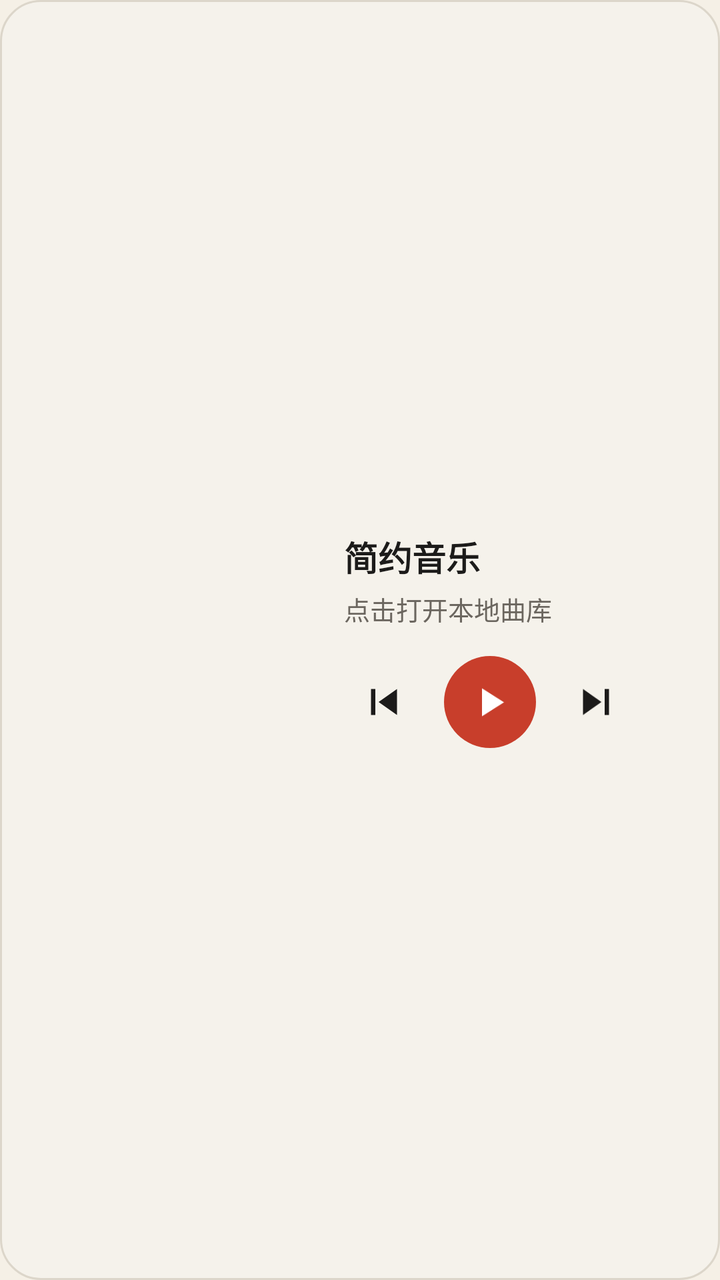
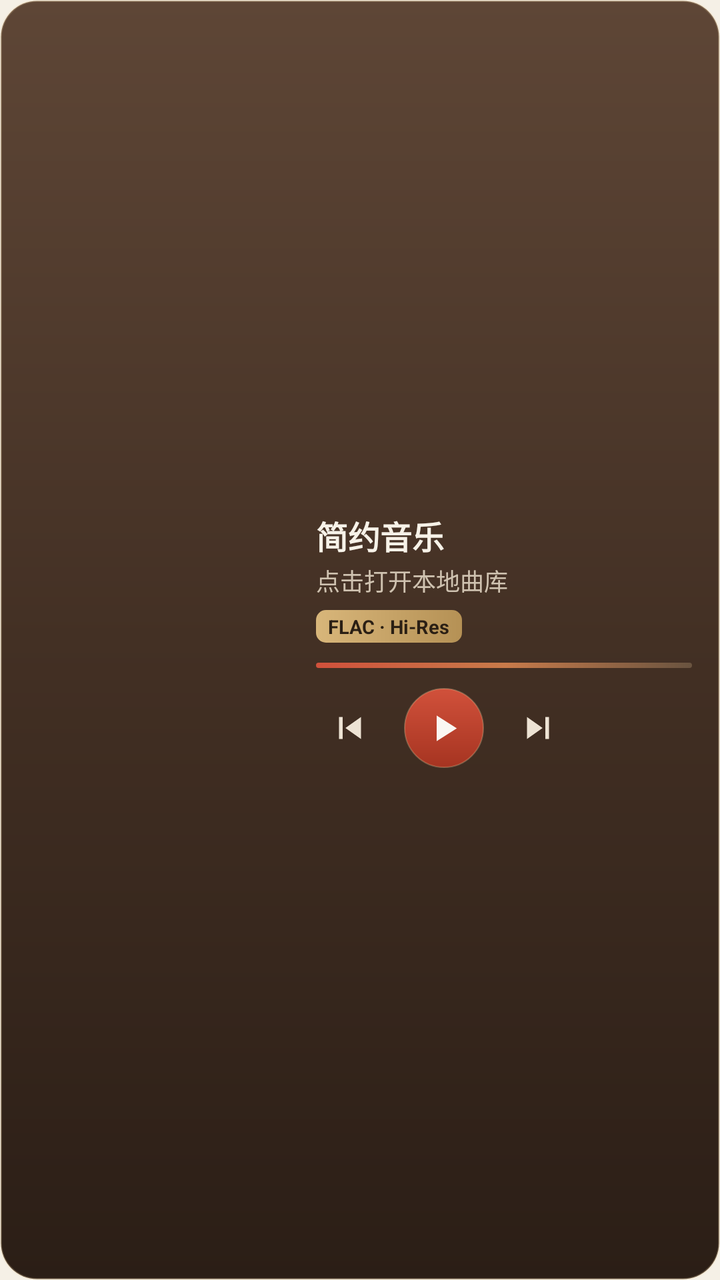

Two renders of the same Android screen: before a commit and after it. Below are the layout's source before the change and the commit's diff.
<!-- AndroidManifest.xml: application theme Theme.PureMusic -->
<!-- res/layout/widget_pure_music_4x2.xml -->
<?xml version="1.0" encoding="utf-8"?>
<LinearLayout xmlns:android="http://schemas.android.com/apk/res/android"
    android:id="@+id/widget_root"
    android:layout_width="match_parent"
    android:layout_height="match_parent"
    android:background="@drawable/widget_bg_archival"
    android:gravity="center_vertical"
    android:orientation="horizontal"
    android:paddingStart="12dp"
    android:paddingEnd="14dp"
    android:paddingTop="10dp"
    android:paddingBottom="10dp">

    <ImageView
        android:id="@+id/widget_art"
        android:layout_width="148dp"
        android:layout_height="108dp"
        android:contentDescription="专辑封套与完整黑胶唱片"
        android:scaleType="fitCenter"
        android:src="@mipmap/ic_launcher_round" />

    <LinearLayout
        android:layout_width="0dp"
        android:layout_height="match_parent"
        android:layout_marginStart="12dp"
        android:layout_weight="1"
        android:gravity="center_vertical"
        android:orientation="vertical">

        <TextView
            android:id="@+id/widget_title"
            android:layout_width="match_parent"
            android:layout_height="wrap_content"
            android:ellipsize="end"
            android:maxLines="1"
            android:text="简约音乐"
            android:textColor="@color/widget_text_primary"
            android:textSize="17sp"
            android:textStyle="bold" />

        <LinearLayout
            android:layout_width="match_parent"
            android:layout_height="wrap_content"
            android:layout_marginTop="4dp"
            android:gravity="center_vertical"
            android:orientation="horizontal">

            <TextView
                android:id="@+id/widget_artist"
                android:layout_width="wrap_content"
                android:layout_height="wrap_content"
                android:layout_weight="0"
                android:ellipsize="end"
                android:maxLines="1"
                android:maxWidth="128dp"
                android:text="点击打开本地曲库"
                android:textColor="@color/widget_text_secondary"
                android:textSize="13sp" />

            <TextView
                android:id="@+id/widget_badge"
                android:layout_width="wrap_content"
                android:layout_height="wrap_content"
                android:layout_marginStart="6dp"
                android:background="@drawable/widget_sq_badge"
                android:paddingStart="6dp"
                android:paddingEnd="6dp"
                android:paddingTop="1dp"
                android:paddingBottom="1dp"
                android:text="SQ"
                android:textColor="#0D9488"
                android:textSize="10sp"
                android:textStyle="bold"
                android:visibility="gone" />
        </LinearLayout>

        <LinearLayout
            android:layout_width="match_parent"
            android:layout_height="wrap_content"
            android:layout_marginTop="14dp"
            android:gravity="center_vertical|start"
            android:orientation="horizontal">

            <ImageButton
                android:id="@+id/widget_prev"
                android:layout_width="40dp"
                android:layout_height="40dp"
                android:background="?android:attr/selectableItemBackgroundBorderless"
                android:contentDescription="上一首"
                android:padding="7dp"
                android:scaleType="fitCenter"
                android:src="@drawable/ic_widget_prev"
                android:tint="@color/widget_icon_tint" />

            <ImageButton
                android:id="@+id/widget_play_pause"
                android:layout_width="46dp"
                android:layout_height="46dp"
                android:layout_marginStart="10dp"
                android:layout_marginEnd="10dp"
                android:background="@drawable/widget_btn_play_cinnabar"
                android:contentDescription="播放或暂停"
                android:padding="11dp"
                android:scaleType="fitCenter"
                android:src="@drawable/ic_widget_play"
                android:tint="#FFFFFF" />

            <ImageButton
                android:id="@+id/widget_next"
                android:layout_width="40dp"
                android:layout_height="40dp"
                android:background="?android:attr/selectableItemBackgroundBorderless"
                android:contentDescription="下一首"
                android:padding="7dp"
                android:scaleType="fitCenter"
                android:src="@drawable/ic_widget_next"
                android:tint="@color/widget_icon_tint" />
        </LinearLayout>
    </LinearLayout>
</LinearLayout>
<!-- resources referenced by this layout -->
<resources>
  <color name="widget_icon_tint">#1C1B1A</color>
  <color name="widget_text_primary">#1C1B1A</color>
  <color name="widget_text_secondary">#6B665F</color>
  <!-- drawable ic_widget_next (drawable) -->
  <?xml version="1.0" encoding="utf-8"?>
  <vector xmlns:android="http://schemas.android.com/apk/res/android"
      android:width="24dp"
      android:height="24dp"
      android:viewportWidth="24"
      android:viewportHeight="24">
      <path android:fillColor="#FFFFFFFF" android:pathData="M6,18l8.5,-6L6,6v12zM16,6v12h2L18,6h-2z" />
  </vector>
  <!-- drawable ic_widget_play (drawable) -->
  <?xml version="1.0" encoding="utf-8"?>
  <vector xmlns:android="http://schemas.android.com/apk/res/android"
      android:width="24dp"
      android:height="24dp"
      android:viewportWidth="24"
      android:viewportHeight="24">
      <path android:fillColor="#FFFFFFFF" android:pathData="M8,5.14v14l11,-7 -11,-7z" />
  </vector>
  <!-- drawable ic_widget_prev (drawable) -->
  <?xml version="1.0" encoding="utf-8"?>
  <vector xmlns:android="http://schemas.android.com/apk/res/android"
      android:width="24dp"
      android:height="24dp"
      android:viewportWidth="24"
      android:viewportHeight="24">
      <path android:fillColor="#FFFFFFFF" android:pathData="M6,6h2v12L6,18zM9.5,12l8.5,6L18,6z" />
  </vector>
  <!-- drawable widget_bg_archival (drawable) -->
  <?xml version="1.0" encoding="utf-8"?>
  <shape xmlns:android="http://schemas.android.com/apk/res/android"
      android:shape="rectangle">
      <solid android:color="#F5F2EB" />
      <stroke android:width="1dp" android:color="#DCD6CA" />
      <corners android:radius="20dp" />
  </shape>
  <!-- drawable widget_btn_play_cinnabar (drawable) -->
  <?xml version="1.0" encoding="utf-8"?>
  <shape xmlns:android="http://schemas.android.com/apk/res/android"
      android:shape="oval">
      <solid android:color="#C83E2B" />
  </shape>
  <!-- drawable widget_sq_badge (drawable) -->
  <?xml version="1.0" encoding="utf-8"?>
  <shape xmlns:android="http://schemas.android.com/apk/res/android"
      android:shape="rectangle">
      <solid android:color="#220D9488" />
      <corners android:radius="4dp" />
  </shape>
  <!-- mipmap ic_launcher_round (mipmap-anydpi-v26) -->
  <?xml version="1.0" encoding="utf-8"?>
  <adaptive-icon xmlns:android="http://schemas.android.com/apk/res/android">
      <background android:drawable="@color/ic_launcher_orange_bg" />
      <foreground android:drawable="@drawable/ic_launcher_fullbleed_fg" />
  </adaptive-icon>
  <style name="Theme.PureMusic" parent="android:Theme.Material.Light.NoActionBar">
          <item name="android:windowBackground">#F5F0E6</item>
          <item name="android:statusBarColor">@android:color/transparent</item>
          <item name="android:navigationBarColor">@android:color/transparent</item>
      </style>
  <color name="ic_launcher_orange_bg">#F5F0E6</color>
  <!-- drawable ic_launcher_fullbleed_fg: png bitmap (drawable-nodpi, 132804 bytes) -->
</resources>

<!-- the commit's change to res/layout/widget_pure_music_4x2.xml (unified diff, before → after) -->
@@ -3,19 +3,19 @@
     android:id="@+id/widget_root"
     android:layout_width="match_parent"
     android:layout_height="match_parent"
-    android:background="@drawable/widget_bg_archival"
+    android:background="@drawable/widget_walnut_turntable_plinth"
     android:gravity="center_vertical"
     android:orientation="horizontal"
-    android:paddingStart="12dp"
+    android:paddingStart="10dp"
     android:paddingEnd="14dp"
     android:paddingTop="10dp"
     android:paddingBottom="10dp">
 
     <ImageView
         android:id="@+id/widget_art"
-        android:layout_width="148dp"
-        android:layout_height="108dp"
-        android:contentDescription="专辑封套与完整黑胶唱片"
+        android:layout_width="136dp"
+        android:layout_height="136dp"
+        android:contentDescription="拉丝铝黑胶唱盘与黄铜唱臂"
         android:scaleType="fitCenter"
         android:src="@mipmap/ic_launcher_round" />
 
@@ -34,87 +34,84 @@
             android:ellipsize="end"
             android:maxLines="1"
             android:text="简约音乐"
-            android:textColor="@color/widget_text_primary"
-            android:textSize="17sp"
+            android:textColor="#F7F2E8"
+            android:textSize="16sp"
             android:textStyle="bold" />
+
+        <TextView
+            android:id="@+id/widget_artist"
+            android:layout_width="match_parent"
+            android:layout_height="wrap_content"
+            android:layout_marginTop="2dp"
+            android:ellipsize="end"
+            android:maxLines="1"
+            android:text="点击打开本地曲库"
+            android:textColor="#CFC2B0"
+            android:textSize="12sp" />
+
+        <TextView
+            android:id="@+id/widget_badge"
+            android:layout_width="wrap_content"
+            android:layout_height="wrap_content"
+            android:layout_marginTop="6dp"
+            android:background="@drawable/widget_badge_brass"
+            android:paddingStart="6dp"
+            android:paddingEnd="6dp"
+            android:paddingTop="1.5dp"
+            android:paddingBottom="1.5dp"
+            android:text="FLAC · Hi-Res"
+            android:textColor="#2A1F14"
+            android:textSize="9.5sp"
+            android:textStyle="bold" />
+
+        <ImageView
+            android:layout_width="match_parent"
+            android:layout_height="2.5dp"
+            android:layout_marginTop="10dp"
+            android:background="@drawable/widget_progress_filament"
+            android:contentDescription="@null" />
 
         <LinearLayout
             android:layout_width="match_parent"
             android:layout_height="wrap_content"
-            android:layout_marginTop="4dp"
-            android:gravity="center_vertical"
-            android:orientation="horizontal">
-
-            <TextView
-                android:id="@+id/widget_artist"
-                android:layout_width="wrap_content"
-                android:layout_height="wrap_content"
-                android:layout_weight="0"
-                android:ellipsize="end"
-                android:maxLines="1"
-                android:maxWidth="128dp"
-                android:text="点击打开本地曲库"
-                android:textColor="@color/widget_text_secondary"
-                android:textSize="13sp" />
-
-            <TextView
-                android:id="@+id/widget_badge"
-                android:layout_width="wrap_content"
-                android:layout_height="wrap_content"
-                android:layout_marginStart="6dp"
-                android:background="@drawable/widget_sq_badge"
-                android:paddingStart="6dp"
-                android:paddingEnd="6dp"
-                android:paddingTop="1dp"
-                android:paddingBottom="1dp"
-                android:text="SQ"
-                android:textColor="#0D9488"
-                android:textSize="10sp"
-                android:textStyle="bold"
-                android:visibility="gone" />
-        </LinearLayout>
-
-        <LinearLayout
-            android:layout_width="match_parent"
-            android:layout_height="wrap_content"
-            android:layout_marginTop="14dp"
+            android:layout_marginTop="10dp"
             android:gravity="center_vertical|start"
             android:orientation="horizontal">
 
             <ImageButton
                 android:id="@+id/widget_prev"
-                android:layout_width="40dp"
-                android:layout_height="40dp"
-                android:background="?android:attr/selectableItemBackgroundBorderless"
+                android:layout_width="34dp"
+                android:layout_height="34dp"
+                android:background="@android:color/transparent"
                 android:contentDescription="上一首"
-                android:padding="7dp"
+                android:padding="6dp"
                 android:scaleType="fitCenter"
                 android:src="@drawable/ic_widget_prev"
-                android:tint="@color/widget_icon_tint" />
+                android:tint="#EDE3D4" />
 
             <ImageButton
                 android:id="@+id/widget_play_pause"
-                android:layout_width="46dp"
-                android:layout_height="46dp"
+                android:layout_width="40dp"
+                android:layout_height="40dp"
                 android:layout_marginStart="10dp"
                 android:layout_marginEnd="10dp"
-                android:background="@drawable/widget_btn_play_cinnabar"
+                android:background="@drawable/widget_play_cinnabar"
                 android:contentDescription="播放或暂停"
-                android:padding="11dp"
+                android:padding="9dp"
                 android:scaleType="fitCenter"
                 android:src="@drawable/ic_widget_play"
-                android:tint="#FFFFFF" />
+                android:tint="#FAF7F2" />
 
             <ImageButton
                 android:id="@+id/widget_next"
-                android:layout_width="40dp"
-                android:layout_height="40dp"
-                android:background="?android:attr/selectableItemBackgroundBorderless"
+                android:layout_width="34dp"
+                android:layout_height="34dp"
+                android:background="@android:color/transparent"
                 android:contentDescription="下一首"
-                android:padding="7dp"
+                android:padding="6dp"
                 android:scaleType="fitCenter"
                 android:src="@drawable/ic_widget_next"
-                android:tint="@color/widget_icon_tint" />
+                android:tint="#EDE3D4" />
         </LinearLayout>
     </LinearLayout>
 </LinearLayout>
<!-- resource entries referenced after the edit -->
@@ -1,8 +1,5 @@
 <!-- resources referenced by this layout -->
 <resources>
-  <color name="widget_icon_tint">#1C1B1A</color>
-  <color name="widget_text_primary">#1C1B1A</color>
-  <color name="widget_text_secondary">#6B665F</color>
   <!-- drawable ic_widget_next (drawable) -->
   <?xml version="1.0" encoding="utf-8"?>
   <vector xmlns:android="http://schemas.android.com/apk/res/android"
@@ -30,26 +27,44 @@
       android:viewportHeight="24">
       <path android:fillColor="#FFFFFFFF" android:pathData="M6,6h2v12L6,18zM9.5,12l8.5,6L18,6z" />
   </vector>
-  <!-- drawable widget_bg_archival (drawable) -->
+  <!-- drawable widget_badge_brass (drawable) -->
   <?xml version="1.0" encoding="utf-8"?>
-  <shape xmlns:android="http://schemas.android.com/apk/res/android"
-      android:shape="rectangle">
-      <solid android:color="#F5F2EB" />
-      <stroke android:width="1dp" android:color="#DCD6CA" />
-      <corners android:radius="20dp" />
+  <shape xmlns:android="http://schemas.android.com/apk/res/android" android:shape="rectangle">
+      <gradient
+          android:angle="0"
+          android:startColor="#D8B67A"
+          android:endColor="#B59155" />
+      <corners android:radius="5dp" />
   </shape>
-  <!-- drawable widget_btn_play_cinnabar (drawable) -->
+  <!-- drawable widget_play_cinnabar (drawable) -->
   <?xml version="1.0" encoding="utf-8"?>
-  <shape xmlns:android="http://schemas.android.com/apk/res/android"
-      android:shape="oval">
-      <solid android:color="#C83E2B" />
+  <shape xmlns:android="http://schemas.android.com/apk/res/android" android:shape="oval">
+      <gradient
+          android:angle="270"
+          android:startColor="#D1513B"
+          android:endColor="#A63421" />
+      <stroke android:width="0.8dp" android:color="#44F3D5A5" />
   </shape>
-  <!-- drawable widget_sq_badge (drawable) -->
+  <!-- drawable widget_progress_filament (drawable) -->
   <?xml version="1.0" encoding="utf-8"?>
-  <shape xmlns:android="http://schemas.android.com/apk/res/android"
-      android:shape="rectangle">
-      <solid android:color="#220D9488" />
-      <corners android:radius="4dp" />
+  <shape xmlns:android="http://schemas.android.com/apk/res/android" android:shape="rectangle">
+      <gradient
+          android:angle="0"
+          android:startColor="#D1513B"
+          android:centerColor="#C87A4A"
+          android:endColor="#38F3D5A5" />
+      <corners android:radius="2dp" />
+  </shape>
+  <!-- drawable widget_walnut_turntable_plinth (drawable) -->
+  <?xml version="1.0" encoding="utf-8"?>
+  <shape xmlns:android="http://schemas.android.com/apk/res/android" android:shape="rectangle">
+      <gradient
+          android:angle="270"
+          android:startColor="#5E4636"
+          android:centerColor="#433024"
+          android:endColor="#2B1E16" />
+      <corners android:radius="18dp" />
+      <stroke android:width="1dp" android:color="#3CE6C896" />
   </shape>
   <!-- mipmap ic_launcher_round (mipmap-anydpi-v26) -->
   <?xml version="1.0" encoding="utf-8"?>
